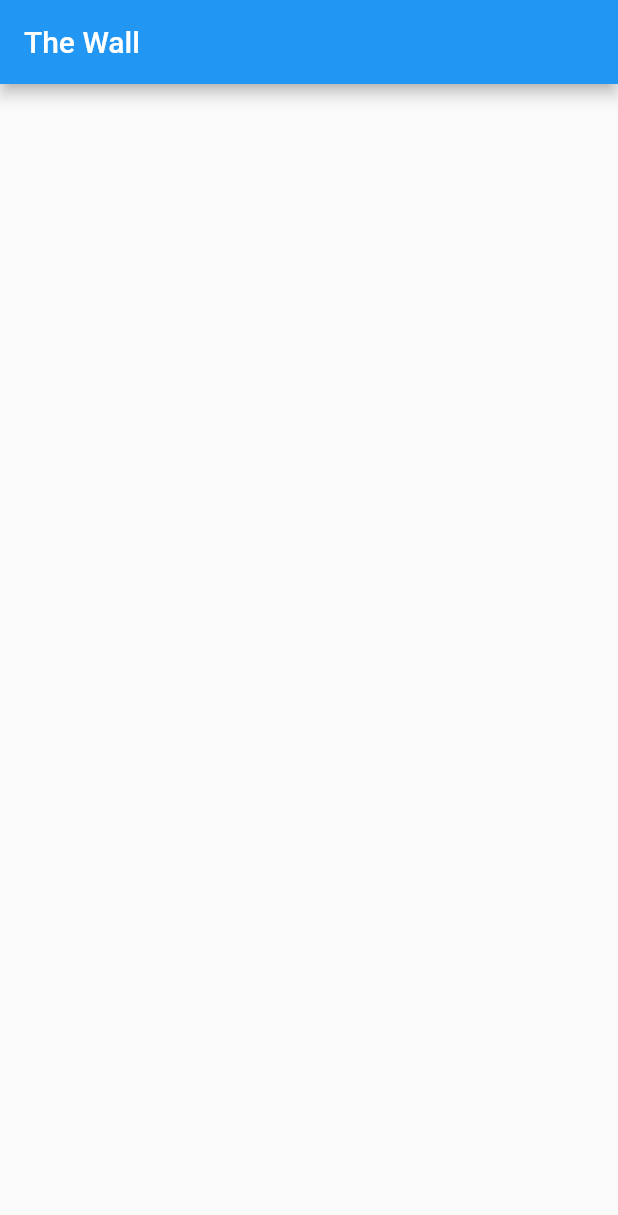
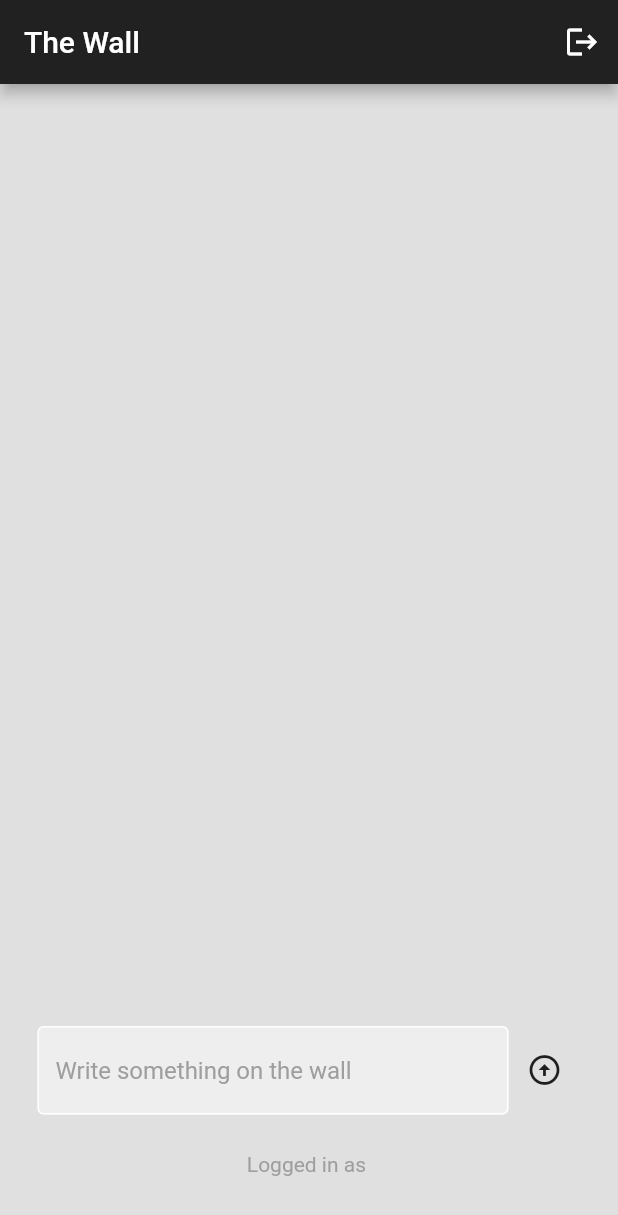
Before and after one commit to waynetipsy/Chat_App_Chat, a Flutter app: the screen it shows once a user with an empty profile is signed in, on a phone screen of 412 x 824 dp. Shown: the top 1215 px of the screen. Run offline on Flutter 3.47's test engine with Material 2 defaults, Android fonts, the phone set to English and light mode, and no system bars; our stand-ins replace cloud_firestore, firebase_auth, firebase_core; accounts and stored records are empty; network calls fail.

```diff
--- a/lib/pages/home_page.dart
+++ b/lib/pages/home_page.dart
@@ -1,4 +1,9 @@
+import 'package:chat_app_cool/components/text_field.dart';
+import 'package:firebase_auth/firebase_auth.dart';
+import 'package:cloud_firestore/cloud_firestore.dart';
+import 'package:firebase_core/firebase_core.dart';
 import 'package:flutter/material.dart';
+import '../components/wall_post.dart';
 
 class HomePage extends StatefulWidget {
   const HomePage({super.key});
@@ -8,10 +13,113 @@ class HomePage extends StatefulWidget {
 }
 
 class _HomePageState extends State<HomePage> {
+
+   // user
+    final currentUser = FirebaseAuth.instance.currentUser!;
+
+    // text controller
+    final textController = TextEditingController();
+
+  // sign user out
+  void signOut () {
+  FirebaseAuth.instance.signOut();
+  }
+
+   // post message
+    void postMessage () {
+      // only post if there is something in the textfield
+      if (textController.text.isNotEmpty) {
+         // store in firebase
+        FirebaseFirestore.instance.
+        collection("User Posts").add({
+          'UserEmail' : currentUser.email,
+          'Message' : textController.text,
+          'TimeStamp' : Timestamp.now(),
+      });
+      }
+    }
+
   @override
   Widget build(BuildContext context) {
     return  Scaffold(
-      appBar: AppBar(title: const Text('The Wall'),),
+      backgroundColor: Colors.grey[300 ],
+      appBar:
+      AppBar(title: const Text('The Wall'),
+     backgroundColor: Colors.grey[900],
+      actions: [
+        // sign out button
+        IconButton(onPressed: signOut,
+        icon: const Icon(Icons.logout)
+        )
+      ],
+      ),
+      body:  Center(
+        child: Column(
+          children: [
+             // the wall
+             Expanded(
+              child: StreamBuilder(
+                 stream: FirebaseFirestore.instance.collection("User Posts")
+                 .orderBy("TimeStamp",descending: false).snapshots(),
+                builder: (context, snapshot) {
+                   if (snapshot.hasData) {
+                return
+                ListView.builder(
+                  itemCount: snapshot.data!.docs.length,
+               itemBuilder: (context, index) {
+                  //get the message
+                  final post = snapshot.data!.docs[index];
+                  return
+                  WallPost(
+                    message: post['Message'],
+                    user: post['UserEmail'],
+                    //time: time
+                    );
+                  }
+                );
+               } else if (snapshot.hasError) {
+                  return Center(
+                    child: Text('Error:${snapshot.error}'),
+                  );
+               }
+               return const Center(
+                child: CircularProgressIndicator(),);
+              },
+            )
+          ),
+
+             //post message
+            Padding(
+              padding: const EdgeInsets.all(25.0),
+              child: Row(
+                children: [
+                  //textfield
+                  Expanded(
+                    child: MyTextField(
+                      controller: textController,
+                      hintText: 'Write something on the wall',
+                      obscureText: false
+                       )
+                      ),
+
+                      // post button
+                    IconButton(
+                      onPressed: postMessage,
+                    icon: const Icon(
+                      Icons.arrow_circle_up)
+                    ),
+                ],
+              ),
+            ),
+
+             // logged in as
+             Text("Logged in as ${currentUser.email!}",
+             style: const TextStyle(color: Colors.grey),
+             ),
+              const SizedBox(height: 40,)
+          ],
+        ),
+      ),
     );
   }
 }
```
Also changed, not shown: lib/components/wall_post.dart (+51 -0 lines), lib/pages/login_page.dart (+30 -1 lines), lib/pages/register_page.dart (+45 -2 lines), lib/components/like_button.dart (added).
